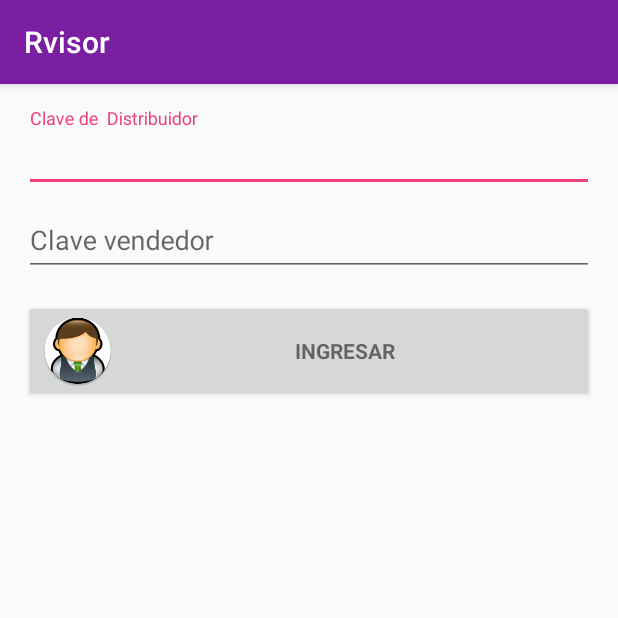
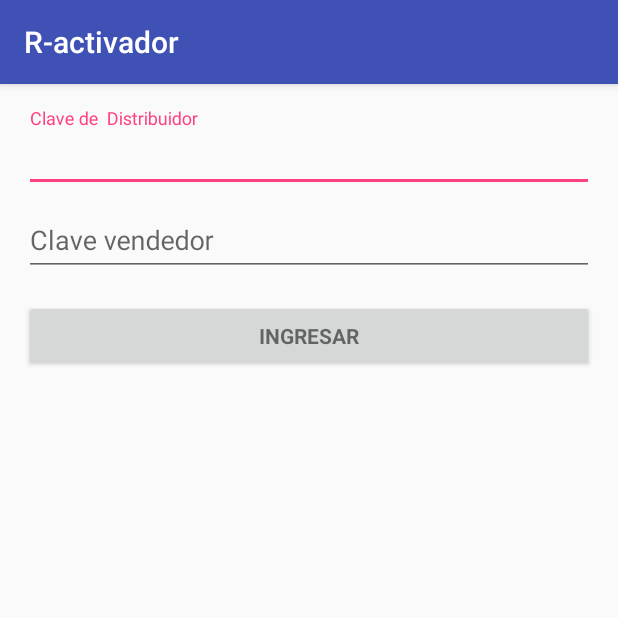
Before and after one commit to ricky393512/Rvisor, an Android app: the screen it shows after launch (LoginActivity), on a phone screen of 412 x 824 dp, the top half of it. Run offline under Robolectric (Android 15) with nearby library versions, the phone set to English and light mode, and no system bars.

Commit message:
modificacion principios 2017-2

```diff
--- a/app/src/main/res/layout/activity_login.xml
+++ b/app/src/main/res/layout/activity_login.xml
@@ -70,7 +70,7 @@
                 android:layout_height="wrap_content"
                 android:layout_marginTop="16dp"
                 android:text="@string/action_sign_in"
-                android:drawableLeft="@mipmap/ic_preppy"
+
                 android:textStyle="bold" />
 
         </LinearLayout>
--- a/app/src/main/res/values/colors.xml
+++ b/app/src/main/res/values/colors.xml
@@ -1,10 +1,10 @@
 <?xml version="1.0" encoding="utf-8"?>
 <resources>
-   <!-- <color name="colorPrimary">#3F51B5</color>
+ <color name="colorPrimary">#3F51B5</color>
     <color name="colorPrimaryDark">#303F9F</color>
     <color name="colorAccent">#FF4081</color>
--->
-    <color name="colorPrimary">#7B1FA2</color>
+
+ <!--   <color name="colorPrimary">#7B1FA2</color>
     <color name="colorPrimaryDark">#AB47BC</color>
-    <color name="colorAccent">#EC407A</color>
+    <color name="colorAccent">#EC407A</color> -->
 </resources>
--- a/app/src/main/res/values/strings.xml
+++ b/app/src/main/res/values/strings.xml
@@ -1,5 +1,5 @@
 <resources>
-    <string name="app_name">Rvisor</string>
+    <string name="app_name">R-activador</string>
 
     <!-- Strings related to login -->
     <string name="prompt_user">Clave de Vendedor</string>
```
Also changed, not shown: app/src/main/java/telcel/android/rick/com/rvisor/ws/CoopelWS.java (+12 -1 lines).
